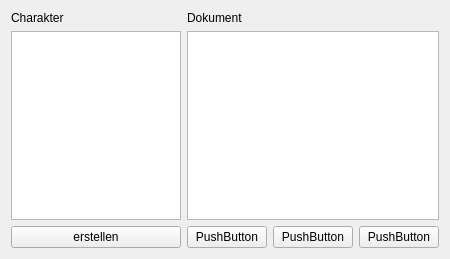
The window that Fuk/mainform.ui (FireballGfx/FUK) describes before a commit, drawn with Qt 5.
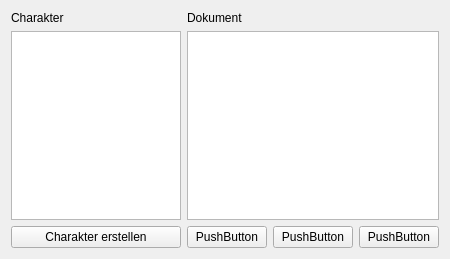
The same window after the commit.

Commit message: An der GUI gearbeitet

```diff
--- a/Fuk/mainform.ui
+++ b/Fuk/mainform.ui
@@ -29,7 +29,7 @@
      <item>
       <widget class="QPushButton" name="erstellenButton">
        <property name="text">
-        <string>erstellen</string>
+        <string>Charakter erstellen</string>
        </property>
       </widget>
      </item>
```
The commit also changes 6 other files.
